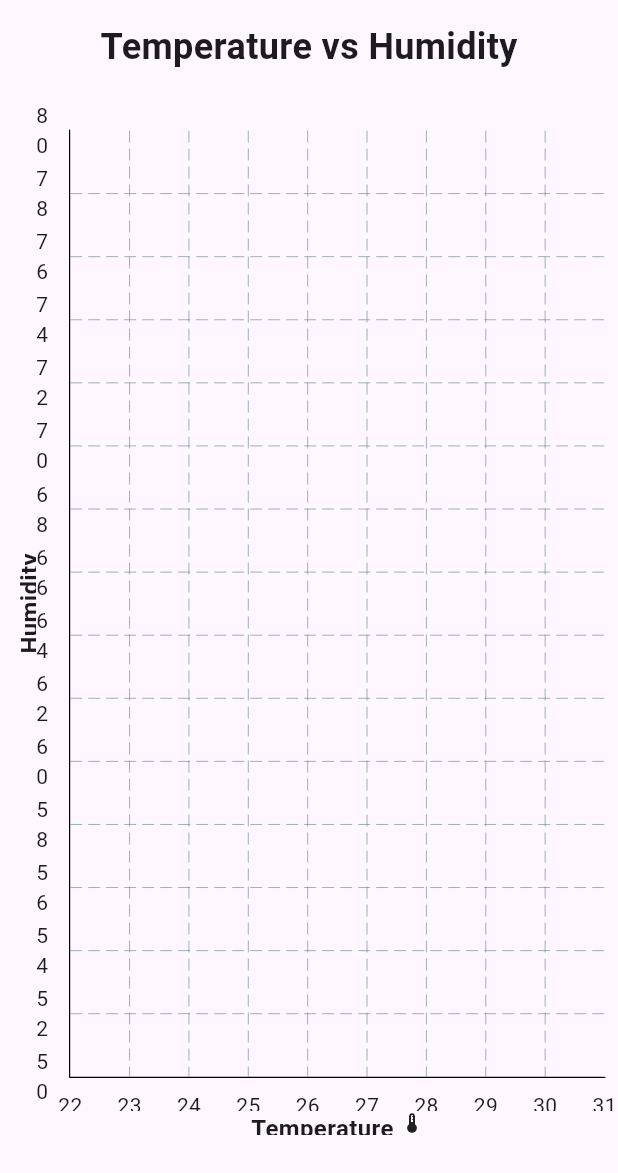
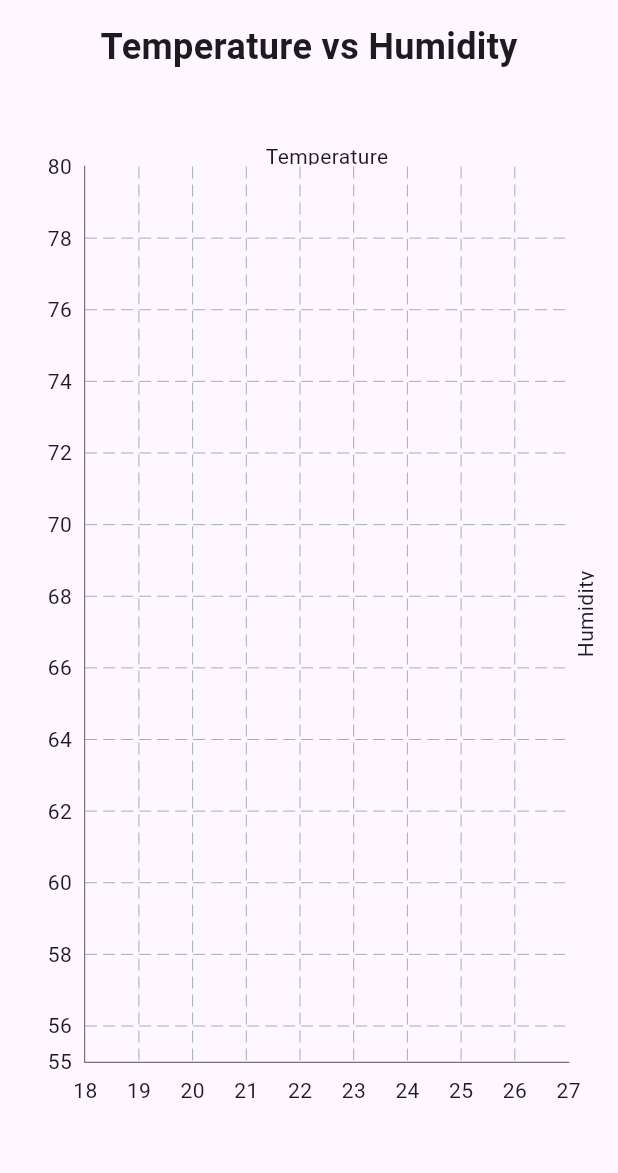
Before and after one commit to Mohanish-25/chart_app, a Flutter app: the LineChartScreen screen opened directly with empty values, on a phone screen of 412 x 824 dp, the part 63-1236 px from its top. Run offline on Flutter 3.47's test engine with Material 3 defaults, Android fonts, the phone set to English and light mode, and no system bars; drawn by our look-alikes of fl_chart; our stand-ins replace csv.

Commit message:
Working application

```diff
--- a/lib/line_chart_screen.dart
+++ b/lib/line_chart_screen.dart
@@ -22,45 +22,33 @@ class LineChartScreen extends StatelessWidget {
                   fontWeight: FontWeight.bold,
                 ),
               ),
-              SizedBox(height: 30),
+              const SizedBox(height: 30),
               AspectRatio(
                 aspectRatio: 0.6,
-                child: Padding(
-                  padding: const EdgeInsets.all(8.0),
+                child: Container(
+                  color: Colors.transparent,
+                  padding: const EdgeInsets.all(16.0),
                   child: LineChart(
                     LineChartData(
-                      minX: 22,
-                      maxX: 31,
-                      minY: 50,
+                      minX: 18,
+                      maxX: 27,
+                      minY: 55,
                       maxY: 80,
                       titlesData: const FlTitlesData(
                           leftTitles: AxisTitles(
-                            axisNameWidget: Text(
-                              'Humidity',
-                              style: TextStyle(
-                                  fontSize: 16, fontWeight: FontWeight.bold),
-                            ),
-                            sideTitles: SideTitles(showTitles: true),
+                            sideTitles:
+                                SideTitles(showTitles: true, reservedSize: 40),
                           ),
                           bottomTitles: AxisTitles(
-                            axisNameWidget: Row(
-                              mainAxisSize: MainAxisSize.min,
-                              children: const [
-                                Text(
-                                  'Temperature ',
-                                  style: TextStyle(
-                                      fontSize: 16,
-                                      fontWeight: FontWeight.bold),
-                                ),
-                                Icon(Icons.thermostat_rounded, size: 16),
-                              ],
-                            ),
-                            sideTitles: SideTitles(showTitles: true),
+                            sideTitles:
+                                SideTitles(showTitles: true, reservedSize: 40),
                           ),
                           rightTitles: AxisTitles(
+                            axisNameWidget: Text('Humidity'),
                             sideTitles: SideTitles(showTitles: false),
                           ),
                           topTitles: AxisTitles(
+                              axisNameWidget: Text('Temperature'),
                               sideTitles: SideTitles(showTitles: false))),
                       lineBarsData: [
                         LineChartBarData(
@@ -87,11 +75,11 @@ class LineChartScreen extends StatelessWidget {
                         show: true,
                         border: const Border(
                           bottom: BorderSide(
-                            color: Colors.black,
+                            color: Colors.black54,
                             width: 0.8,
                           ),
                           left: BorderSide(
-                            color: Colors.black,
+                            color: Colors.black54,
                             width: 0.8,
                           ),
                           right: BorderSide(
@@ -101,6 +89,9 @@ class LineChartScreen extends StatelessWidget {
                             color: Colors.transparent,
                           ),
                         ),
+                      ),
+                      gridData: const FlGridData(
+                        show: true,
                       ),
                     ),
                   ),
--- a/lib/main.dart
+++ b/lib/main.dart
@@ -1,4 +1,4 @@
-import 'package:chart_app/home_page.dart';
+import 'package:chart_app/splash_screen.dart';
 import 'package:flutter/material.dart';
 
 void main() {
@@ -11,7 +11,7 @@
   @override
   Widget build(BuildContext context) {
     return const MaterialApp(
-      home: HomePage(),
+      home: SplashScreen(),
     );
   }
 }
```
Also changed, not shown: assets/data.csv (+8 -12 lines), lib/bar_chart_screen.dart (added, +86 -0 lines), lib/csv_data_loader.dart (+12 -0 lines), lib/home_page.dart (+43 -13 lines), lib/pie_chart_screen.dart (deleted, +0 -40 lines), lib/splash_screen.dart (added, +63 -0 lines), assets/icon.png (added), 8 other files.
